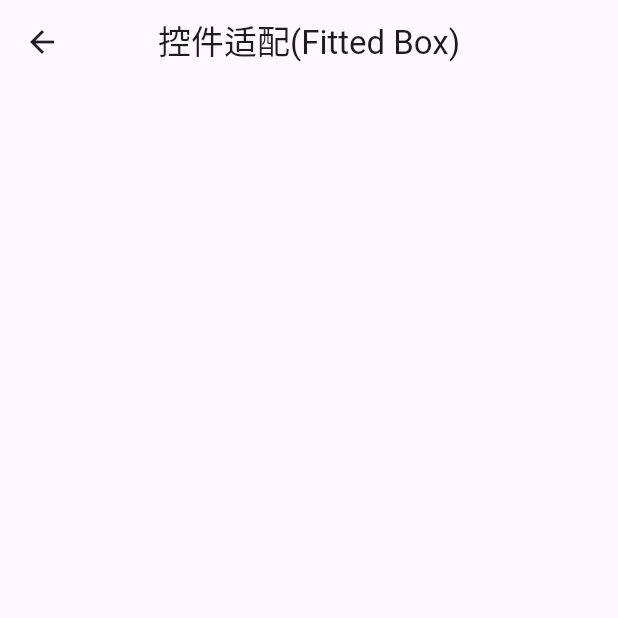
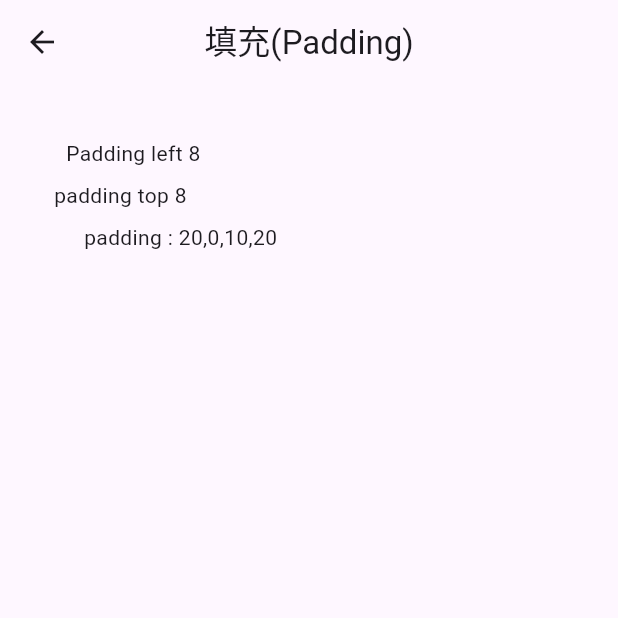
Before and after one commit to iotzzh/zh-flutter-demos, a Flutter app: the ZHPadding screen opened by its route, on a phone screen of 412 x 824 dp, the top half of it. Run offline on Flutter 3.47's test engine with Material 2 defaults, Android fonts, the phone set to English and light mode, and no system bars.

Commit message:
添加容器：padding

```diff
--- a/lib/views/container/padding.dart
+++ b/lib/views/container/padding.dart
@@ -13,13 +13,40 @@ class ZHPaddingState extends State<ZHPadding> {
   Widget build(BuildContext context) {
     return Scaffold(
         appBar: AppBar(
-          title: const Text('控件适配(Fitted Box)'),
+          title: const Text('填充(Padding)'),
           centerTitle: true,
         ),
         body: ListView(
           shrinkWrap: true,
           padding: const EdgeInsets.all(20.0),
-          children: <Widget>[],
+          children: const <Widget>[
+            Padding(
+              //上下左右各添加16像素补白
+              padding: EdgeInsets.all(16),
+              child: Column(
+                //显式指定对齐方式为左对齐，排除对齐干扰
+                crossAxisAlignment: CrossAxisAlignment.start,
+                mainAxisSize: MainAxisSize.min,
+                children: <Widget>[
+                  Padding(
+                    //左边添加8像素补白
+                    padding: EdgeInsets.only(left: 8),
+                    child: Text("Padding left 8"),
+                  ),
+                  Padding(
+                    //上下各添加8像素补白
+                    padding: EdgeInsets.symmetric(vertical: 8),
+                    child: Text("padding top 8"),
+                  ),
+                  Padding(
+                    // 分别指定四个方向的补白
+                    padding: EdgeInsets.fromLTRB(20, 0, 20, 20),
+                    child: Text("padding : 20,0,10,20"),
+                  )
+                ],
+              ),
+            )
+          ],
         ));
   }
 }
```
